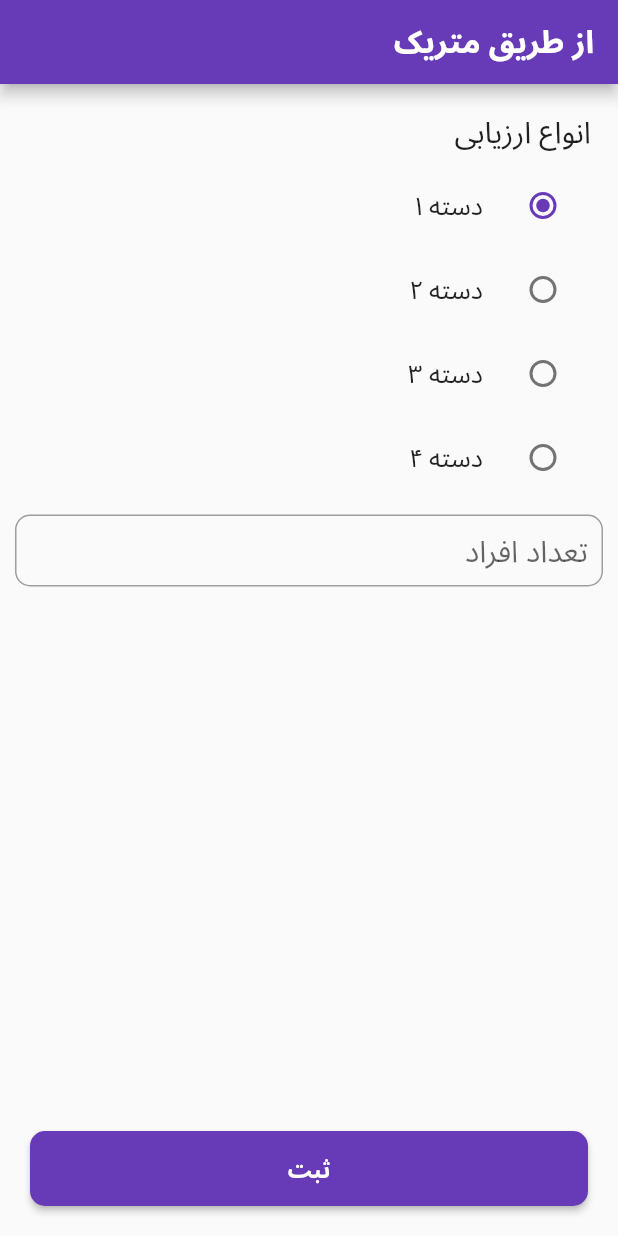
After one commit to NavidAG/rate_my_app, a Flutter app: the MetricPage screen opened directly, on a phone screen of 412 x 824 dp. The commit adds this screen. Run offline on Flutter 3.47's test engine with Material 2 defaults, Android fonts, the phone set to English and light mode, and no system bars; our stand-ins replace image_picker.

Commit message:
added more pages.

```diff
--- /dev/null
+++ b/lib/views/pages/metrics/metric_page.dart
@@ -0,0 +1,127 @@
+import 'package:flutter/material.dart';
+
+class MetricPage extends StatefulWidget {
+  const MetricPage({Key? key}) : super(key: key);
+
+  @override
+  _MetricPageState createState() => _MetricPageState();
+}
+
+class _MetricPageState extends State<MetricPage> {
+  int groupValue = 0;
+
+  @override
+  Widget build(BuildContext context) {
+    return Scaffold(
+      appBar: AppBar(
+        title: Text("از طریق متریک"),
+      ),
+      body: Container(
+          child: Column(
+        children: [
+          Expanded(
+            child: ListView(
+              padding: EdgeInsets.all(10),
+              children: [
+                Padding(
+                  padding: const EdgeInsets.all(8.0),
+                  child: Text(
+                    "انواع ارزیابی",
+                    style: TextStyle(fontSize: 20),
+                  ),
+                ),
+                ListTile(
+                  title: Text("دسته ۱"),
+                  leading: Radio(
+                    value: 0,
+                    groupValue: groupValue,
+                    onChanged: (value) {
+                      setState(() {
+                        groupValue = value as int;
+                      });
+                    },
+                  ),
+                ),
+                ListTile(
+                  title: Text("دسته ۲"),
+                  leading: Radio(
+                    value: 1,
+                    groupValue: groupValue,
+                    onChanged: (value) {
+                      setState(() {
+                        groupValue = value as int;
+                      });
+                    },
+                  ),
+                ),
+                ListTile(
+                  title: Text("دسته ۳"),
+                  leading: Radio(
+                    value: 2,
+                    groupValue: groupValue,
+                    onChanged: (value) {
+                      setState(() {
+                        groupValue = value as int;
+                      });
+                    },
+                  ),
+                ),
+                ListTile(
+                  title: Text("دسته ۴"),
+                  leading: Radio(
+                    value: 3,
+                    groupValue: groupValue,
+                    onChanged: (value) {
+                      setState(() {
+                        groupValue = value as int;
+                      });
+                    },
+                  ),
+                ),
+                Container(
+                  padding: EdgeInsets.symmetric(vertical: 10),
+                  child: TextField(
+                    textInputAction: TextInputAction.done,
+                    // textAlign: TextAlign.center,
+
+                    style: TextStyle(
+                      fontSize: 20,
+                    ),
+                    decoration: InputDecoration(
+                      contentPadding: EdgeInsets.only(right: 10),
+                      prefixIconConstraints: BoxConstraints(maxWidth: 50),
+
+                      focusedBorder: OutlineInputBorder(
+                        borderRadius: BorderRadius.circular(10),
+                        borderSide: BorderSide(color: Colors.grey, width: 1.0),
+                      ),
+                      enabledBorder: OutlineInputBorder(
+                        borderRadius: BorderRadius.circular(10),
+                        borderSide: BorderSide(color: Colors.grey, width: 1.0),
+                      ),
+                      hintText: 'تعداد افراد',
+
+                      // border: InputBorder.none,
+                    ),
+                  ),
+                ),
+              ],
+            ),
+          ),
+          Container(
+            padding: EdgeInsets.all(20),
+            width: double.infinity,
+            height: 90,
+            child: ElevatedButton(
+              style: ElevatedButton.styleFrom(
+                  shape: RoundedRectangleBorder(
+                      borderRadius: BorderRadius.circular(10))),
+              child: Text("ثبت"),
+              onPressed: () {},
+            ),
+          ),
+        ],
+      )),
+    );
+  }
+}
--- a/lib/views/pages/tabs/dashboard.dart
+++ b/lib/views/pages/tabs/dashboard.dart
@@ -21,8 +21,7 @@ class _DashboardPageState extends State<DashboardPage> {
           Navigator.push(
             context,
             MaterialPageRoute(
-              builder: (context) => AddNewAppPage(),
-            ),
+                builder: (context) => AddNewAppPage(), fullscreenDialog: true),
           );
         },
         child: Icon(Icons.add),
```
Also changed, not shown: lib/views/pages/add_new_app_page.dart (+33 -6 lines), lib/views/pages/metrics/comparison_page.dart (added, +99 -0 lines), lib/views/pages/metrics/poll_page.dart (added, +127 -0 lines), lib/views/pages/metrics/ranking_page.dart (added, +99 -0 lines).
